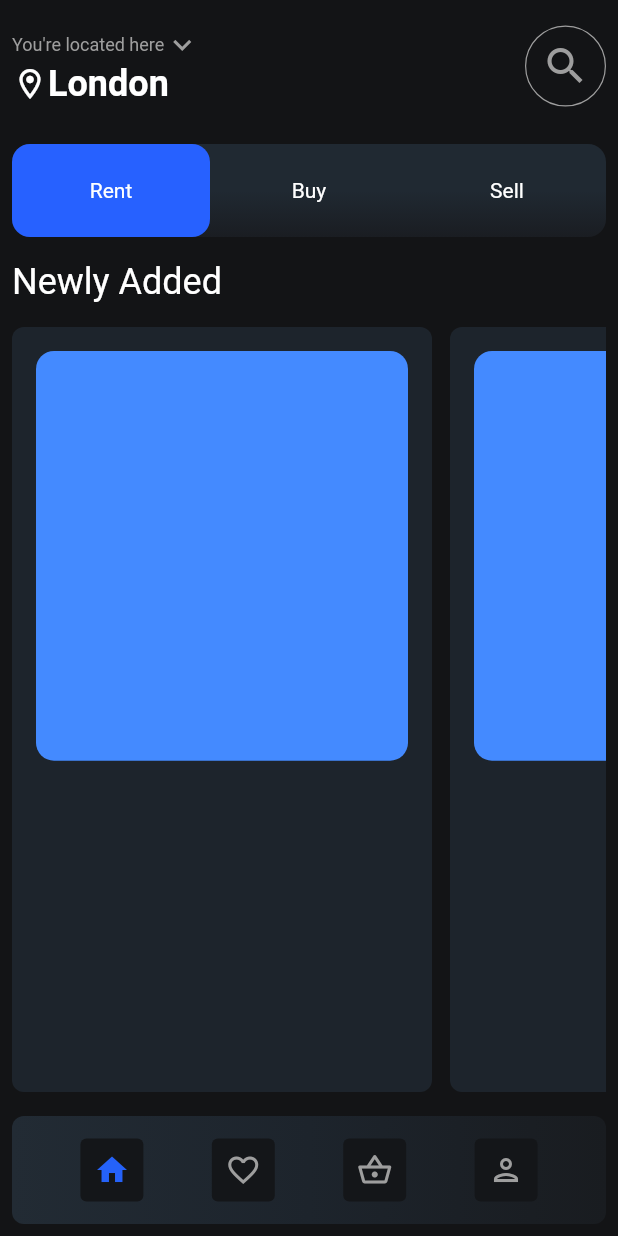
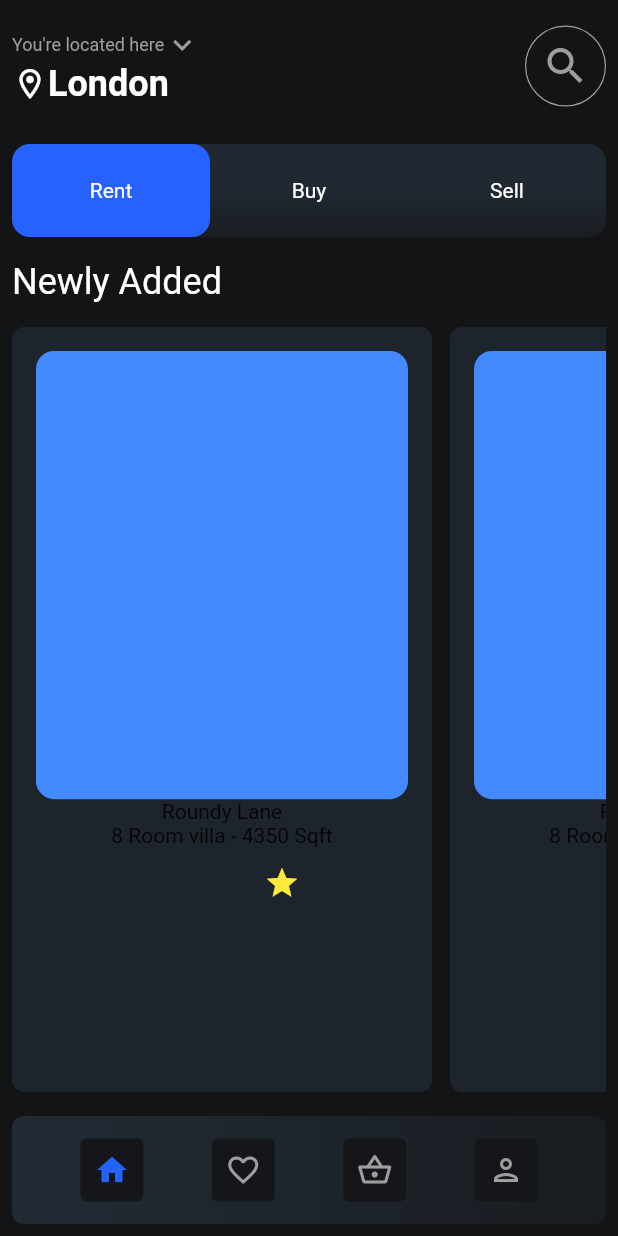
Before and after one commit to JAICHANGPARK/flutter_notebook_17th_story, a Flutter app: the screen it shows after launch, on a phone screen of 412 x 824 dp. Run offline on Flutter 3.47's test engine with Material 2 defaults, Android fonts, the phone set to English and light mode, and no system bars; our stand-ins replace cached_network_image, fl_chart, flutter_riverpod, freezed_annotation, ionicons, percent_indicator.

Commit message:
Update real_estate_main_page.dart

```diff
--- a/lib/ep1018_real_estate_app/src/ui/real_estate_main_page.dart
+++ b/lib/ep1018_real_estate_app/src/ui/real_estate_main_page.dart
@@ -201,22 +201,42 @@ class _RealEstateMainPageState extends State<RealEstateMainPage> {
                               child: Container(
                                 padding: const EdgeInsets.all(16),
                                 decoration: BoxDecoration(
-                                  color: const Color.fromRGBO(29, 36, 44, 1),
-                                  borderRadius:BorderRadius.circular(8)
-                                ),
+                                    color: const Color.fromRGBO(29, 36, 44, 1), borderRadius: BorderRadius.circular(8)),
                                 width: 280,
                                 child: Column(
                                   children: [
                                     Expanded(
-                                      flex: 8,
+                                      flex: 10,
                                       child: Container(
-                                        decoration:  BoxDecoration(
-                                          color: Colors.blueAccent,
-                                          borderRadius: BorderRadius.circular(12)
-                                        ),
+                                        decoration: BoxDecoration(
+                                            color: Colors.blueAccent, borderRadius: BorderRadius.circular(12)),
                                       ),
                                     ),
-                                    Expanded(child: Column(),flex: 6,)
+                                    Expanded(
+                                      child: Column(
+                                        children: [
+                                          Text("Roundy Lane"),
+                                          Text("8 Room villa - 4350 Sqft"),
+                                          Row(
+                                            children: [
+                                              Container(
+                                                width: 140,
+                                                decoration: BoxDecoration(),
+                                                child: Row(
+                                                  children: [],
+                                                ),
+                                              ),
+                                              IconButton(
+                                                onPressed: () {},
+                                                icon: Icon(Icons.star),
+                                                color: Colors.yellow,
+                                              )
+                                            ],
+                                          )
+                                        ],
+                                      ),
+                                      flex: 6,
+                                    )
                                   ],
                                 ),
                               ),
```
